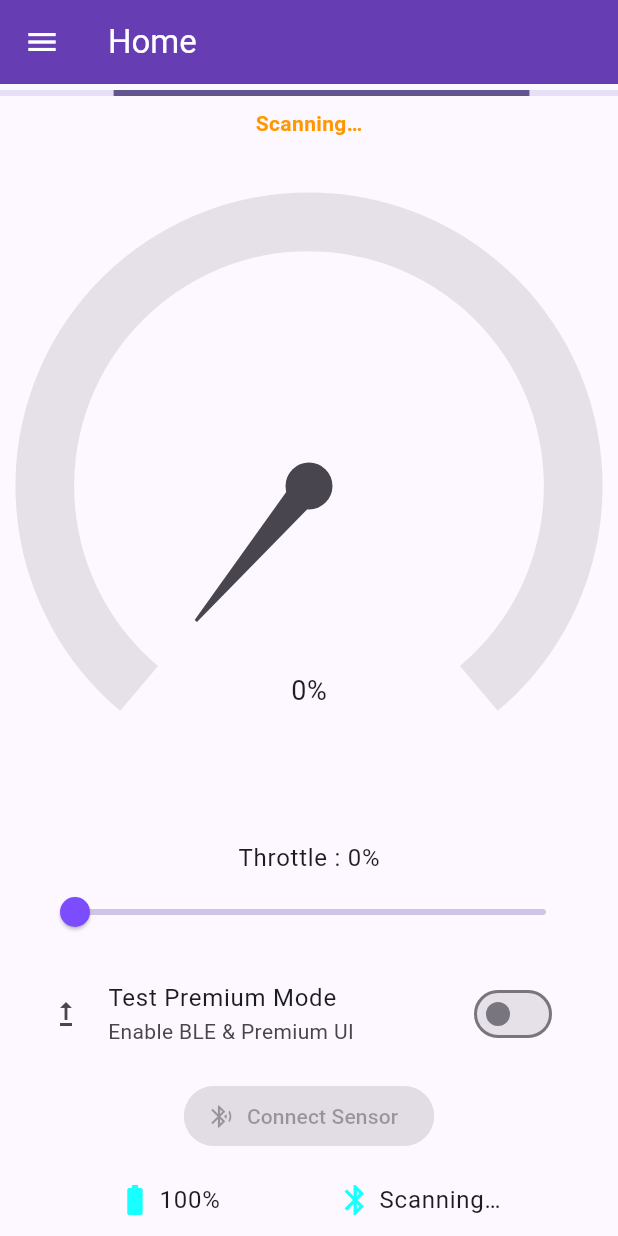
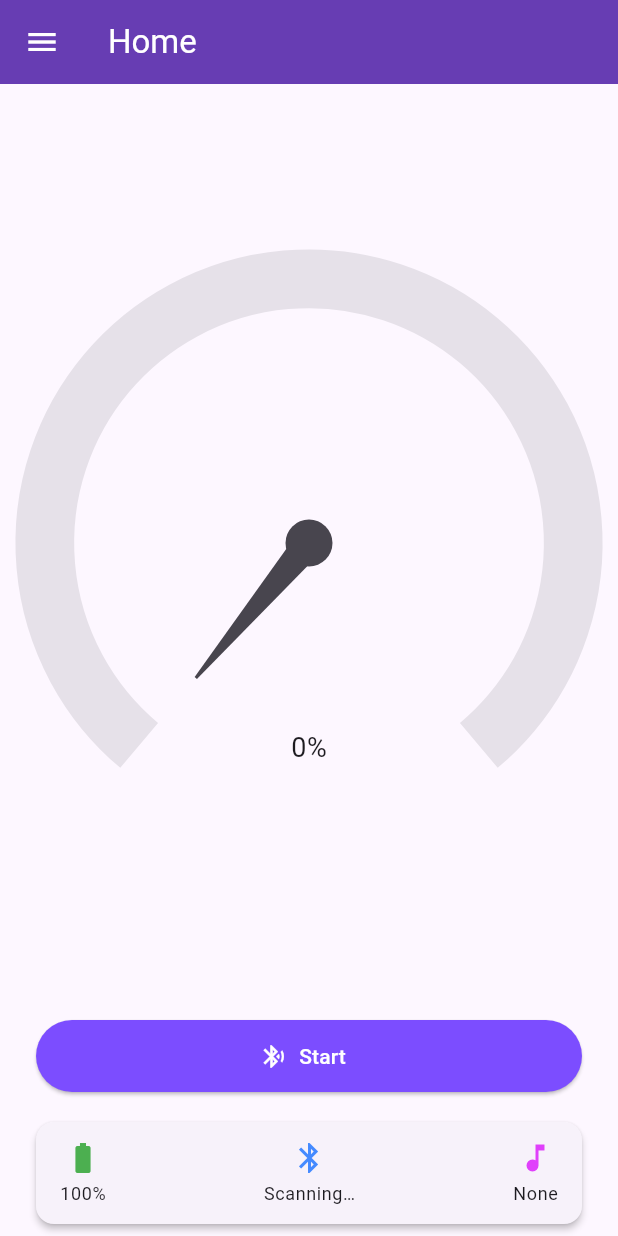
Before and after one commit to aupesbox/revrider, a Flutter app: the screen it shows after launch, on a phone screen of 412 x 824 dp. Run offline on Flutter 3.47's test engine with Material 3 defaults, Android fonts, the phone set to English and light mode, and no system bars; drawn by our look-alikes of syncfusion_flutter_gauges; our stand-ins replace just_audio, permission_handler, shared_preferences; missing offline and left inert: flutter_reactive_ble, purchases_flutter.

Commit message:
from lenovo on 6 july

```diff
--- a/lib/ui/home_screen.dart
+++ b/lib/ui/home_screen.dart
@@ -2,6 +2,8 @@
 
 import 'package:flutter/material.dart';
 import 'package:provider/provider.dart';
+
+import '../config.dart';
 import '../providers/app_state.dart';
 import '../services/ble_manager.dart';
 import 'app_scaffold.dart';
@@ -10,55 +12,27 @@ import 'linear_throttle_gauge.dart';
 import 'range_throttle_gauge.dart';
 import 'twin_throttle_gauge.dart';
 
-class HomeScreen extends StatefulWidget {
+class HomeScreen extends StatelessWidget {
   const HomeScreen({super.key});
 
   @override
-  State<HomeScreen> createState() => _HomeScreenState();
-}
+  Widget build(BuildContext context) {
+    final state = context.watch<AppState>();
 
-class _HomeScreenState extends State<HomeScreen> {
-  @override
-  Widget build(BuildContext context) {
-    final state     = context.watch<AppState>();
-    final status    = state.connState;
+    // Human-readable connection status
     final connLabel = {
       BleConnectionStatus.disconnected: 'Disconnected',
       BleConnectionStatus.scanning:     'Scanning…',
-      BleConnectionStatus.discovered:   'Found!',
+      BleConnectionStatus.discovered:   'Discovered',
       BleConnectionStatus.connecting:   'Connecting…',
       BleConnectionStatus.connected:    'Connected',
-    }[status]!;
-
-    // Button is disabled while scanning/connecting or already connected
-    final canConnect = status == BleConnectionStatus.disconnected;
+    }[state.connState]!;
 
     return AppScaffold(
       title: 'Home',
       child: Column(
         children: [
-          // 0) Connection Status Indicator
-          if (status == BleConnectionStatus.scanning ||
-              status == BleConnectionStatus.connecting) ...[
-            const Padding(
-              padding: EdgeInsets.symmetric(vertical: 4),
-              child: LinearProgressIndicator(),
-            ),
-          ],
-          Padding(
-            padding: const EdgeInsets.symmetric(vertical: 4),
-            child: Text(
-              connLabel,
-              style: TextStyle(
-                color: status == BleConnectionStatus.connected
-                    ? Colors.green
-                    : Colors.orange,
-                fontWeight: FontWeight.bold,
-              ),
-            ),
-          ),
-
-          // 1) Throttle Gauges
+          // 1) Gauges
           Expanded(
             child: PageView(
               children: [
@@ -70,13 +44,72 @@ class _HomeScreenState extends State<HomeScreen> {
             ),
           ),
 
-          // 2) Always-on Throttle Slider
+          // 2) Start / Connect button
+          Padding(
+            padding: const EdgeInsets.symmetric(vertical: 12, horizontal: 24),
+            child: ElevatedButton.icon(
+              icon: const Icon(Icons.bluetooth_searching),
+              label: const Text('Start'),
+              style: ElevatedButton.styleFrom(
+                minimumSize: const Size.fromHeight(48),
+              ),
+              onPressed: () => context.read<AppState>().connectDevice(),
+            ),
+          ),
+
+          // 3) Info Bar: Battery | Connection | Now Playing
+          Card(
+            margin: const EdgeInsets.symmetric(horizontal: 24, vertical: 8),
+            shape: RoundedRectangleBorder(borderRadius: BorderRadius.circular(12)),
+            elevation: 2,
+            child: Padding(
+              padding: const EdgeInsets.symmetric(vertical: 12, horizontal: 16),
+              child: Row(
+                mainAxisAlignment: MainAxisAlignment.spaceBetween,
+                children: [
+                  // Battery
+                  Column(
+                    children: [
+                      const Icon(Icons.battery_full, color: Colors.green),
+                      const SizedBox(height: 4),
+                      Text('${state.battery}%', style: Theme.of(context).textTheme.bodySmall),
+                    ],
+                  ),
+
+                  // Connection Status
+                  Column(
+                    children: [
+                      const Icon(Icons.bluetooth, color: Colors.blueAccent),
+                      const SizedBox(height: 4),
+                      Text(connLabel, style: Theme.of(context).textTheme.bodySmall),
+                    ],
+                  ),
+
+                  // Now Playing (requires AppState.currentTrack)
+                  Column(
+                    children: [
+                      const Icon(Icons.music_note, color: Colors.purpleAccent),
+                      const SizedBox(height: 4),
+                      Text(
+                        state.currentTrack ?? 'None',
+                        style: Theme.of(context).textTheme.bodySmall,
+                        overflow: TextOverflow.ellipsis,
+                      ),
+                    ],
+                  ),
+                ],
+              ),
+            ),
+          ),
+
+          // 4) Demo slider (only if demoMode)
+          if (demoMode)
             Padding(
               padding: const EdgeInsets.symmetric(horizontal: 24, vertical: 8),
               child: Column(
                 children: [
                   Text(
-                  'Throttle : ${state.throttle}%',
+                    'Demo Throttle: ${state.throttle}%',
                     style: Theme.of(context).textTheme.bodyLarge,
                   ),
                   Slider(
@@ -89,63 +122,6 @@ class _HomeScreenState extends State<HomeScreen> {
                 ],
               ),
             ),
-
-          // 3) Test-only Premium Toggle
-          Padding(
-            padding: const EdgeInsets.symmetric(horizontal: 16),
-            child: SwitchListTile(
-              title: const Text('Test Premium Mode'),
-              subtitle: const Text('Enable BLE & Premium UI'),
-              value: state.testPremium,
-              onChanged: (val) {
-                state.testPremium = val;
-                setState(() {});
-              },
-              secondary: const Icon(Icons.upgrade),
-            ),
-          ),
-
-          // 4) Connect Sensor button
-          Padding(
-            padding: const EdgeInsets.symmetric(vertical: 8),
-            child: ElevatedButton.icon(
-              icon: const Icon(Icons.bluetooth_searching),
-              label: const Text('Connect Sensor'),
-              onPressed: canConnect
-                  ? () => context.read<AppState>().connectDevice()
-                  : null,
-            ),
-          ),
-
-          // 5) Dashboard Info: Battery & Connection Status
-          Padding(
-            padding: const EdgeInsets.symmetric(vertical: 12),
-            child: Row(
-              mainAxisAlignment: MainAxisAlignment.spaceEvenly,
-              children: [
-                Row(
-                  children: [
-                    const Icon(Icons.battery_full, color: Colors.cyanAccent),
-                    const SizedBox(width: 4),
-                    Text(
-                      '${state.battery}%',
-                      style: Theme.of(context).textTheme.bodyLarge,
-                    ),
-                  ],
-                ),
-                Row(
-                  children: [
-                    const Icon(Icons.bluetooth, color: Colors.cyanAccent),
-                    const SizedBox(width: 4),
-                    Text(
-                      connLabel,
-                      style: Theme.of(context).textTheme.bodyLarge,
-                    ),
-                  ],
-                ),
-              ],
-            ),
-          ),
         ],
       ),
     );
--- a/lib/ui/settings_screen.dart
+++ b/lib/ui/settings_screen.dart
@@ -53,7 +53,7 @@ class SettingsScreen extends StatelessWidget {
                   onPressed: () => context.read<AppState>()
                       .calibrateThrottle(context),
                 );
-              };
+              }
             },
           ),
         ],
```
Also changed, not shown: lib/providers/app_state.dart (+21 -30 lines), lib/ui/exhaust_studio.dart (+21 -65 lines), lib/ui/music_screen.dart (+26 -33 lines), pubspec.lock. Lines whose indentation alone changed are shown as unchanged.
